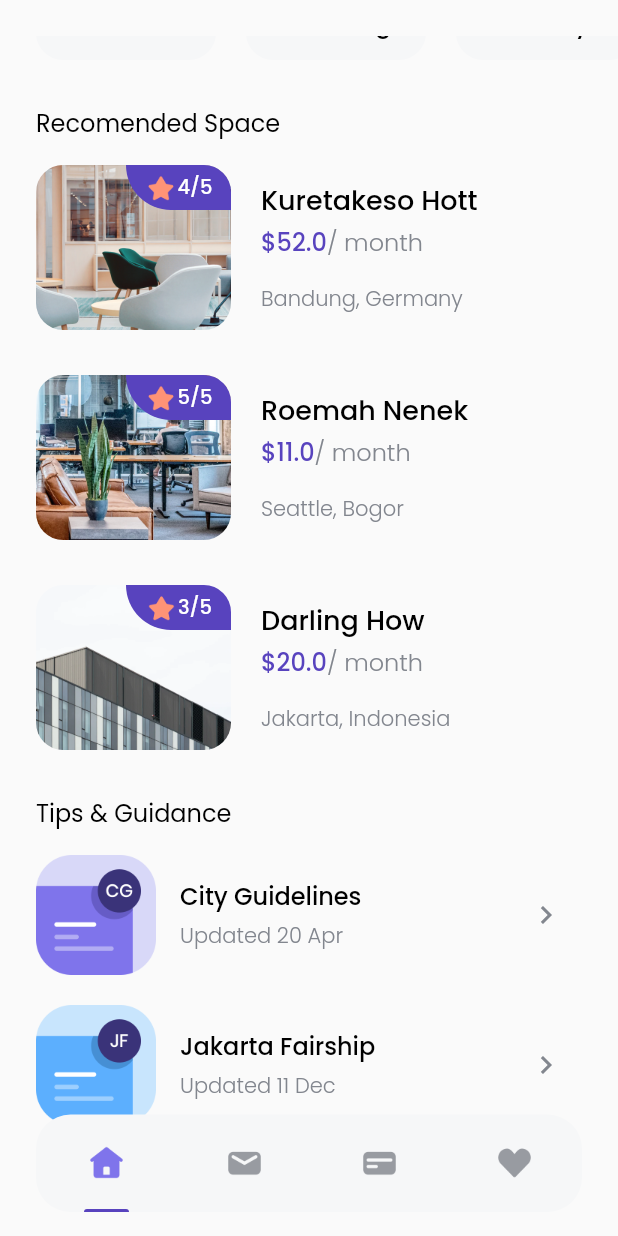
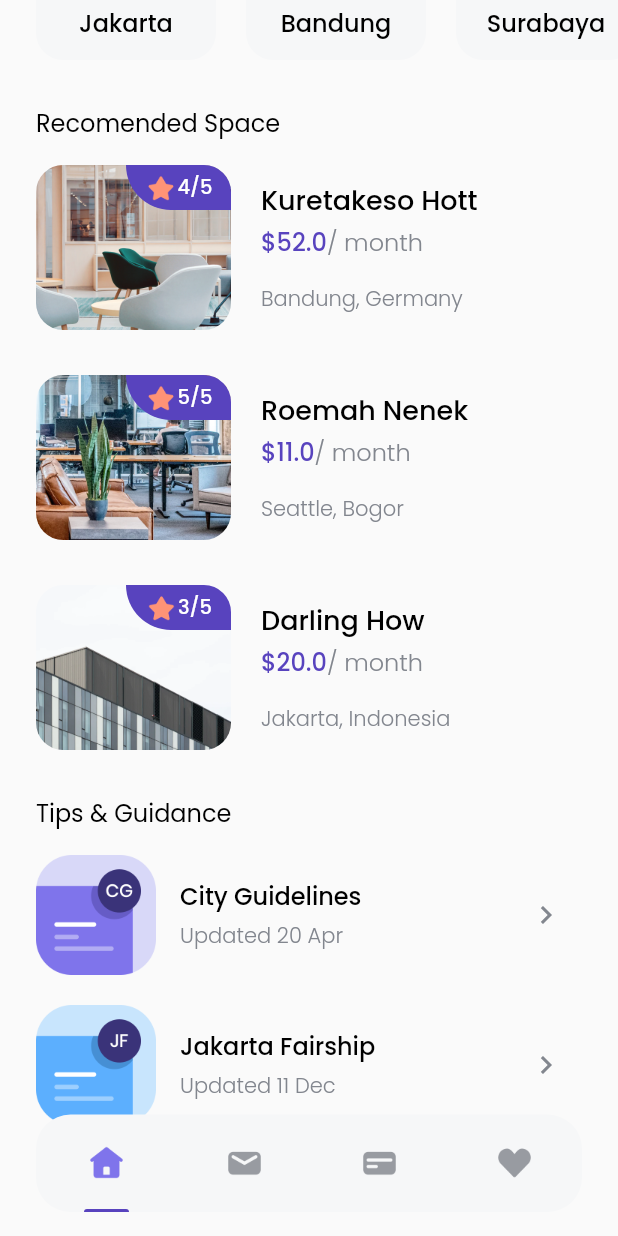
Before and after one commit to parhanhambali/cozy, a Flutter app: the HomePage screen opened directly, scrolled down 266 dp, on a phone screen of 412 x 824 dp. Run offline on Flutter 3.47's test engine with Material 2 defaults, Android fonts, the phone set to English and light mode, and no system bars; our stand-ins replace google_fonts.

Commit message:
revisi home page, hilangkan padding

```diff
--- a/lib/pages/home_page.dart
+++ b/lib/pages/home_page.dart
@@ -14,12 +14,11 @@ class HomePage extends StatelessWidget {
     return Scaffold(
       body: SafeArea(
         bottom: false,
-        child: Padding(
-          padding: EdgeInsets.symmetric(
-            vertical: edge,
-          ),
         child: ListView(
           children: [
+            SizedBox(
+              height: edge,
+            ),
             // NOTE: TITLE/HEADER
             Padding(
               padding: EdgeInsets.only(left: edge),
@@ -210,10 +209,9 @@ class HomePage extends StatelessWidget {
               // NOTES : BOTTOM NAVIGATION
             ),
             SizedBox(
-                height: 50,
+              height: 50 + edge
             ),
           ],
-          ),
         )
       ),
       floatingActionButton: Container(
```
Lines whose indentation alone changed are shown as unchanged.
